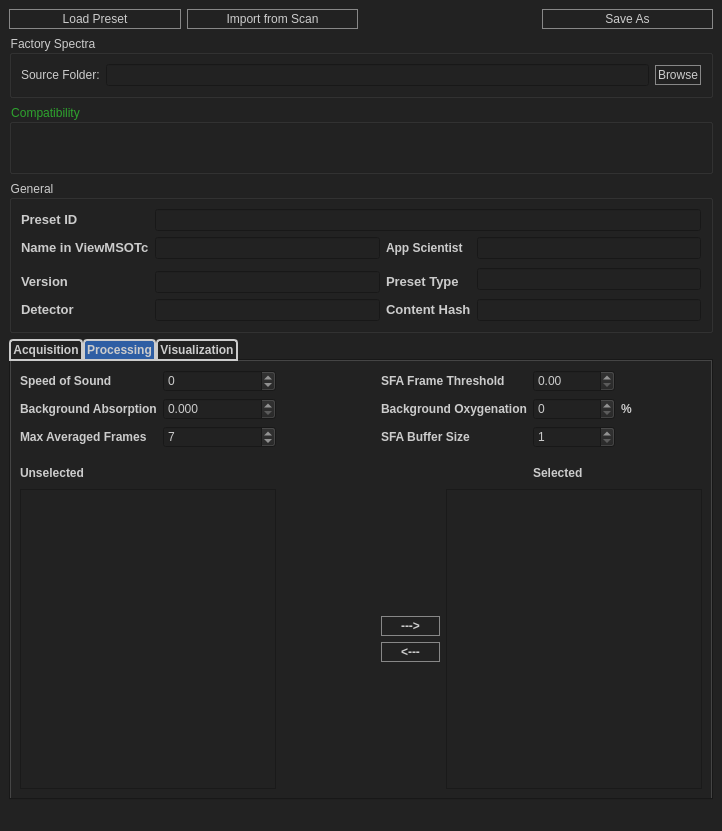
Qt form source/resources/preset_editor.ui (jaytreee/PresetEditor) before a commit.
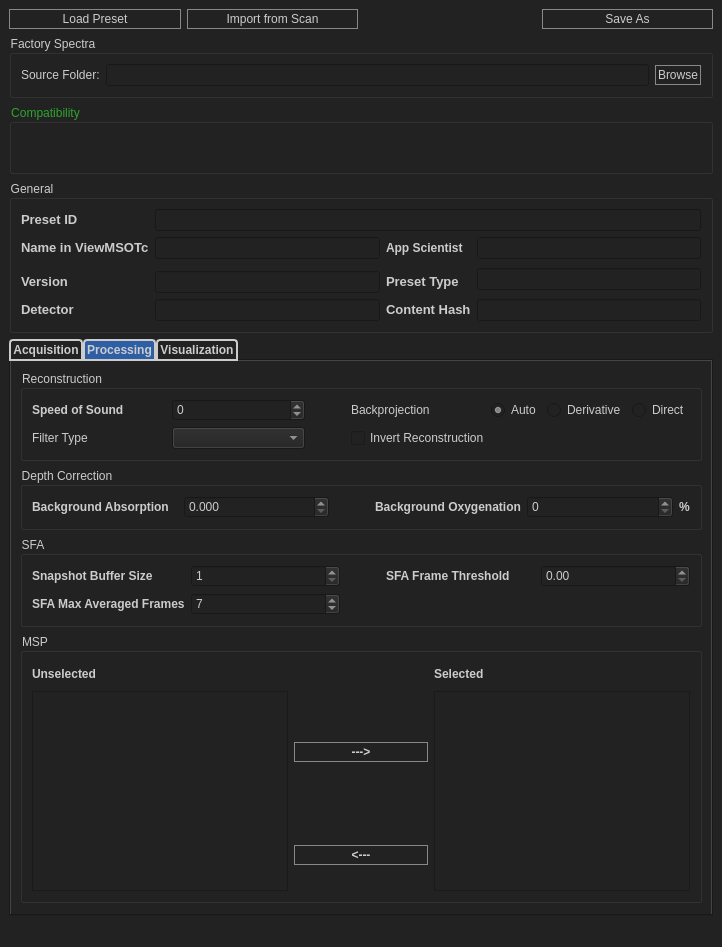
The same form after that commit. The open tabs and pages were chosen to show the change.

Patch:
```diff
--- a/source/resources/preset_editor.ui
+++ b/source/resources/preset_editor.ui
@@ -7,7 +7,7 @@
     <x>0</x>
     <y>0</y>
     <width>722</width>
-    <height>820</height>
+    <height>915</height>
    </rect>
   </property>
   <property name="font">
@@ -268,347 +268,511 @@
         <string>Processing</string>
        </attribute>
        <layout class="QGridLayout" name="gridLayout_8">
-        <item row="4" column="5">
-         <spacer name="verticalSpacer_2">
-          <property name="orientation">
-           <enum>Qt::Vertical</enum>
+        <item row="2" column="0" colspan="3">
+         <widget class="QGroupBox" name="groupBox_9">
+          <property name="title">
+           <string>SFA</string>
           </property>
-          <property name="sizeHint" stdset="0">
-           <size>
-            <width>20</width>
-            <height>40</height>
-           </size>
-          </property>
-         </spacer>
-        </item>
-        <item row="3" column="0">
-         <spacer name="verticalSpacer">
-          <property name="orientation">
-           <enum>Qt::Vertical</enum>
-          </property>
-          <property name="sizeHint" stdset="0">
-           <size>
-            <width>20</width>
-            <height>40</height>
-           </size>
-          </property>
-         </spacer>
-        </item>
-        <item row="0" column="0">
-         <widget class="QLabel" name="label">
-          <property name="font">
-           <font>
-            <weight>75</weight>
-            <bold>true</bold>
-           </font>
-          </property>
-          <property name="toolTip">
-           <string>&lt;html&gt;&lt;head/&gt;&lt;body&gt;&lt;p&gt;User Sound Trim&lt;/p&gt;&lt;/body&gt;&lt;/html&gt;</string>
-          </property>
-          <property name="text">
-           <string>Speed of Sound</string>
-          </property>
-          <property name="buddy">
-           <cstring>userSoundBox</cstring>
-          </property>
-         </widget>
-        </item>
-        <item row="8" column="3">
-         <widget class="QPushButton" name="deleteButton">
-          <property name="font">
-           <font>
-            <weight>75</weight>
-            <bold>true</bold>
-           </font>
-          </property>
-          <property name="toolTip">
-           <string>Remove Item</string>
-          </property>
-          <property name="toolTipDuration">
-           <number>-1</number>
-          </property>
-          <property name="text">
-           <string>&lt;---</string>
-          </property>
-         </widget>
-        </item>
-        <item row="6" column="4" rowspan="4" colspan="3">
-         <widget class="QListWidget" name="selectedList">
-          <property name="sizePolicy">
-           <sizepolicy hsizetype="Preferred" vsizetype="Preferred">
-            <horstretch>0</horstretch>
-            <verstretch>0</verstretch>
-           </sizepolicy>
-          </property>
-          <property name="sortingEnabled">
-           <bool>true</bool>
-          </property>
+          <layout class="QGridLayout" name="gridLayout_13">
+           <item row="1" column="0">
+            <widget class="QLabel" name="label_12">
+             <property name="font">
+              <font>
+               <weight>75</weight>
+               <bold>true</bold>
+              </font>
+             </property>
+             <property name="text">
+              <string>SFA Max Averaged Frames</string>
+             </property>
+            </widget>
+           </item>
+           <item row="0" column="3">
+            <widget class="QLabel" name="label_2">
+             <property name="font">
+              <font>
+               <weight>75</weight>
+               <bold>true</bold>
+              </font>
+             </property>
+             <property name="toolTip">
+              <string>&lt;html&gt;&lt;head/&gt;&lt;body&gt;&lt;p&gt;FRAMECORRTHRES&lt;/p&gt;&lt;/body&gt;&lt;/html&gt;</string>
+             </property>
+             <property name="text">
+              <string>SFA Frame Threshold</string>
+             </property>
+             <property name="buddy">
+              <cstring>SFAFrameThreshBox</cstring>
+             </property>
+            </widget>
+           </item>
+           <item row="0" column="4">
+            <widget class="QDoubleSpinBox" name="SFAFrameThreshBox">
+             <property name="font">
+              <font>
+               <weight>50</weight>
+               <bold>false</bold>
+              </font>
+             </property>
+             <property name="focusPolicy">
+              <enum>Qt::StrongFocus</enum>
+             </property>
+             <property name="maximum">
+              <double>1.000000000000000</double>
+             </property>
+             <property name="singleStep">
+              <double>0.010000000000000</double>
+             </property>
+            </widget>
+           </item>
+           <item row="1" column="1">
+            <widget class="QSpinBox" name="maxavgframes">
+             <property name="focusPolicy">
+              <enum>Qt::StrongFocus</enum>
+             </property>
+             <property name="toolTip">
+              <string>&lt;html&gt;&lt;head/&gt;&lt;body&gt;&lt;p&gt;Set to 1 to make SFA disapear.&lt;/p&gt;&lt;/body&gt;&lt;/html&gt;</string>
+             </property>
+             <property name="minimum">
+              <number>1</number>
+             </property>
+             <property name="maximum">
+              <number>99</number>
+             </property>
+             <property name="value">
+              <number>7</number>
+             </property>
+            </widget>
+           </item>
+           <item row="1" column="2">
+            <spacer name="horizontalSpacer_2">
+             <property name="orientation">
+              <enum>Qt::Horizontal</enum>
+             </property>
+             <property name="sizeType">
+              <enum>QSizePolicy::Fixed</enum>
+             </property>
+             <property name="sizeHint" stdset="0">
+              <size>
+               <width>40</width>
+               <height>20</height>
+              </size>
+             </property>
+            </spacer>
+           </item>
+           <item row="0" column="0">
+            <widget class="QLabel" name="label_13">
+             <property name="font">
+              <font>
+               <weight>75</weight>
+               <bold>true</bold>
+              </font>
+             </property>
+             <property name="focusPolicy">
+              <enum>Qt::StrongFocus</enum>
+             </property>
+             <property name="text">
+              <string>Snapshot Buffer Size</string>
+             </property>
+            </widget>
+           </item>
+           <item row="0" column="1">
+            <widget class="QSpinBox" name="sfabuffersize">
+             <property name="minimum">
+              <number>1</number>
+             </property>
+            </widget>
+           </item>
+          </layout>
          </widget>
         </item>
         <item row="5" column="0">
-         <widget class="QLabel" name="unselectedLabel">
-          <property name="minimumSize">
+         <spacer name="verticalSpacer">
+          <property name="orientation">
+           <enum>Qt::Vertical</enum>
+          </property>
+          <property name="sizeHint" stdset="0">
            <size>
             <width>20</width>
-            <height>20</height>
+            <height>40</height>
            </size>
           </property>
-          <property name="font">
-           <font>
-            <weight>75</weight>
-            <bold>true</bold>
-           </font>
-          </property>
-          <property name="text">
-           <string>Unselected</string>
-          </property>
-          <property name="buddy">
-           <cstring>unselectedList</cstring>
-          </property>
-         </widget>
+         </spacer>
         </item>
-        <item row="1" column="2">
-         <spacer name="horizontalSpacer">
+        <item row="7" column="1">
+         <spacer name="verticalSpacer_2">
           <property name="orientation">
-           <enum>Qt::Horizontal</enum>
+           <enum>Qt::Vertical</enum>
           </property>
           <property name="sizeHint" stdset="0">
            <size>
-            <width>40</width>
-            <height>20</height>
+            <width>20</width>
+            <height>40</height>
            </size>
           </property>
          </spacer>
         </item>
-        <item row="0" column="1">
-         <widget class="QSpinBox" name="userSoundBox">
-          <property name="focusPolicy">
-           <enum>Qt::StrongFocus</enum>
-          </property>
-          <property name="minimum">
-           <number>-150</number>
-          </property>
-          <property name="maximum">
-           <number>150</number>
-          </property>
-         </widget>
-        </item>
-        <item row="0" column="3" colspan="2">
-         <widget class="QLabel" name="label_2">
-          <property name="font">
-           <font>
-            <weight>75</weight>
-            <bold>true</bold>
-           </font>
-          </property>
-          <property name="toolTip">
-           <string>&lt;html&gt;&lt;head/&gt;&lt;body&gt;&lt;p&gt;FRAMECORRTHRES&lt;/p&gt;&lt;/body&gt;&lt;/html&gt;</string>
-          </property>
-          <property name="text">
-           <string>SFA Frame Threshold</string>
-          </property>
-          <property name="buddy">
-           <cstring>SFAFrameThreshBox</cstring>
-          </property>
-         </widget>
-        </item>
-        <item row="7" column="3">
-         <widget class="QPushButton" name="addButton">
-          <property name="font">
-           <font>
-            <weight>75</weight>
-            <bold>true</bold>
-           </font>
-          </property>
-          <property name="toolTip">
-           <string>Add Item</string>
-          </property>
-          <property name="toolTipDuration">
-           <number>-1</number>
-          </property>
-          <property name="text">
-           <string>---&gt;</string>
-          </property>
-         </widget>
-        </item>
-        <item row="1" column="5">
-         <widget class="QSpinBox" name="backgroundOxyBox">
-          <property name="focusPolicy">
-           <enum>Qt::StrongFocus</enum>
-          </property>
-          <property name="maximum">
-           <number>100</number>
-          </property>
-         </widget>
-        </item>
-        <item row="5" column="5">
-         <widget class="QLabel" name="selectedLabel">
-          <property name="font">
-           <font>
-            <weight>75</weight>
-            <bold>true</bold>
-           </font>
-          </property>
-          <property name="text">
-           <string>Selected</string>
-          </property>
-          <property name="buddy">
-           <cstring>selectedList</cstring>
-          </property>
-         </widget>
-        </item>
-        <item row="0" column="5">
-         <widget class="QDoubleSpinBox" name="SFAFrameThreshBox">
-          <property name="font">
-           <font>
-            <weight>50</weight>
-            <bold>false</bold>
-           </font>
-          </property>
-          <property name="focusPolicy">
-           <enum>Qt::StrongFocus</enum>
-          </property>
-          <property name="maximum">
-           <double>1.000000000000000</double>
-          </property>
-          <property name="singleStep">
-           <double>0.010000000000000</double>
-          </property>
-         </widget>
-        </item>
-        <item row="1" column="3" colspan="2">
-         <widget class="QLabel" name="label_4">
-          <property name="font">
-           <font>
-            <weight>75</weight>
-            <bold>true</bold>
-           </font>
-          </property>
-          <property name="text">
-           <string>Background Oxygenation</string>
-          </property>
-          <property name="buddy">
-           <cstring>backgroundOxyBox</cstring>
-          </property>
-         </widget>
-        </item>
-        <item row="1" column="0">
-         <widget class="QLabel" name="label_3">
-          <property name="font">
-           <font>
-            <weight>75</weight>
-            <bold>true</bold>
-           </font>
-          </property>
-          <property name="text">
-           <string>Background Absorption</string>
-          </property>
-          <property name="buddy">
-           <cstring>backgroundAbsorptionBox</cstring>
-          </property>
-         </widget>
-        </item>
-        <item row="6" column="0" rowspan="4" colspan="2">
-         <widget class="QListWidget" name="unselectedList">
-          <property name="sizePolicy">
-           <sizepolicy hsizetype="Preferred" vsizetype="Preferred">
-            <horstretch>0</horstretch>
-            <verstretch>0</verstretch>
-           </sizepolicy>
-          </property>
+        <item row="4" column="0" colspan="3">
+         <widget class="QGroupBox" name="groupBox_10">
           <property name="minimumSize">
            <size>
-            <width>100</width>
-            <height>300</height>
+            <width>0</width>
+            <height>270</height>
            </size>
           </property>
-          <property name="sortingEnabled">
-           <bool>true</bool>
+          <property name="title">
+           <string>MSP</string>
           </property>
+          <layout class="QGridLayout" name="gridLayout_14">
+           <item row="0" column="0">
+            <widget class="QLabel" name="unselectedLabel">
+             <property name="minimumSize">
+              <size>
+               <width>20</width>
+               <height>20</height>
+              </size>
+             </property>
+             <property name="font">
+              <font>
+               <weight>75</weight>
+               <bold>true</bold>
+              </font>
+             </property>
+             <property name="text">
+              <string>Unselected</string>
+             </property>
+             <property name="buddy">
+              <cstring>unselectedList</cstring>
+             </property>
+            </widget>
+           </item>
+           <item row="0" column="2">
+            <widget class="QLabel" name="selectedLabel">
+             <property name="font">
+              <font>
+               <weight>75</weight>
+               <bold>true</bold>
+              </font>
+             </property>
+             <property name="text">
+              <string>Selected</string>
+             </property>
+             <property name="buddy">
+              <cstring>selectedList</cstring>
+             </property>
+            </widget>
+           </item>
+           <item row="1" column="0" rowspan="2">
+            <widget class="QListWidget" name="unselectedList">
+             <property name="sizePolicy">
+              <sizepolicy hsizetype="Preferred" vsizetype="Preferred">
+               <horstretch>0</horstretch>
+               <verstretch>0</verstretch>
+              </sizepolicy>
+             </property>
+             <property name="minimumSize">
+              <size>
+               <width>100</width>
+               <height>200</height>
+              </size>
+             </property>
+             <property name="sortingEnabled">
+              <bool>true</bool>
+             </property>
+            </widget>
+           </item>
+           <item row="1" column="1">
+            <widget class="QPushButton" name="addButton">
+             <property name="font">
+              <font>
+               <weight>75</weight>
+               <bold>true</bold>
+              </font>
+             </property>
+             <property name="toolTip">
+              <string>Add Item</string>
+             </property>
+             <property name="toolTipDuration">
+              <number>-1</number>
+             </property>
+             <property name="text">
+              <string>---&gt;</string>
+             </property>
+            </widget>
+           </item>
+           <item row="1" column="2" rowspan="2">
+            <widget class="QListWidget" name="selectedList">
+             <property name="sizePolicy">
+              <sizepolicy hsizetype="Preferred" vsizetype="Preferred">
+               <horstretch>0</horstretch>
+               <verstretch>0</verstretch>
+              </sizepolicy>
+             </property>
+             <property name="minimumSize">
+              <size>
+               <width>0</width>
+               <height>200</height>
+              </size>
+             </property>
+             <property name="sortingEnabled">
+              <bool>true</bool>
+             </property>
+            </widget>
+           </item>
+           <item row="2" column="1">
+            <widget class="QPushButton" name="deleteButton">
+             <property name="font">
+              <font>
+               <weight>75</weight>
+               <bold>true</bold>
+              </font>
+             </property>
+             <property name="toolTip">
+              <string>Remove Item</string>
+             </property>
+             <property name="toolTipDuration">
+              <number>-1</number>
+             </property>
+             <property name="text">
+              <string>&lt;---</string>
+             </property>
+            </widget>
+           </item>
+          </layout>
          </widget>
         </item>
-        <item row="1" column="1">
-         <widget class="QDoubleSpinBox" name="backgroundAbsorptionBox">
-          <property name="focusPolicy">
-           <enum>Qt::StrongFocus</enum>
+        <item row="0" column="0" colspan="3">
+         <widget class="QGroupBox" name="groupBox_7">
+          <property name="title">
+           <string>Reconstruction</string>
           </property>
-          <property name="decimals">
-           <number>3</number>
-          </property>
-          <property name="maximum">
-           <double>0.100000000000000</double>
-          </property>
-          <property name="singleStep">
-           <double>0.001000000000000</double>
-          </property>
+          <layout class="QGridLayout" name="gridLayout_7">
+           <item row="0" column="0">
+            <widget class="QLabel" name="label">
+             <property name="font">
+              <font>
+               <weight>75</weight>
+               <bold>true</bold>
+              </font>
+             </property>
+             <property name="toolTip">
+              <string>&lt;html&gt;&lt;head/&gt;&lt;body&gt;&lt;p&gt;User Sound Trim&lt;/p&gt;&lt;/body&gt;&lt;/html&gt;</string>
+             </property>
+             <property name="text">
+              <string>Speed of Sound</string>
+             </property>
+             <property name="buddy">
+              <cstring>userSoundBox</cstring>
+             </property>
+            </widget>
+           </item>
+           <item row="0" column="1">
+            <widget class="QSpinBox" name="userSoundBox">
+             <property name="focusPolicy">
+              <enum>Qt::StrongFocus</enum>
+             </property>
+             <property name="minimum">
+              <number>-150</number>
+             </property>
+             <property name="maximum">
+              <number>150</number>
+             </property>
+            </widget>
+           </item>
+           <item row="1" column="0">
+            <widget class="QLabel" name="label_16">
+             <property name="text">
+              <string>Filter Type</string>
+             </property>
+            </widget>
+           </item>
+           <item row="1" column="1">
+            <widget class="QComboBox" name="filterTypeBox"/>
+           </item>
+           <item row="1" column="3" colspan="2">
+            <widget class="QCheckBox" name="invertReconstruction">
+             <property name="toolTip">
+              <string>&lt;html&gt;&lt;head/&gt;&lt;body&gt;&lt;p&gt;Introduced in 1.2.0.27 for more flexibility &lt;/p&gt;&lt;p&gt;&lt;span style=&quot; font-weight:600;&quot;&gt;ONLY USE IF YOU KNOW WHAT YOU ARE DOING&lt;/span&gt;&lt;/p&gt;&lt;/body&gt;&lt;/html&gt;</string>
+             </property>
+             <property name="text">
+              <string>Invert Reconstruction</string>
+             </property>
+            </widget>
+           </item>
+           <item row="0" column="5">
+            <widget class="QRadioButton" name="backprojectionDerivative">
+             <property name="sizePolicy">
+              <sizepolicy hsizetype="Fixed" vsizetype="Fixed">
+               <horstretch>0</horstretch>
+               <verstretch>0</verstretch>
+              </sizepolicy>
+             </property>
+             <property name="text">
+              <string>Derivative</string>
+             </property>
+            </widget>
+           </item>
+           <item row="0" column="4">
+            <widget class="QRadioButton" name="backprojectionAuto">
+             <property name="sizePolicy">
+              <sizepolicy hsizetype="Fixed" vsizetype="Fixed">
+               <horstretch>0</horstretch>
+               <verstretch>0</verstretch>
+              </sizepolicy>
+             </property>
+             <property name="text">
+              <string>Auto</string>
+             </property>
+             <property name="checked">
+              <bool>true</bool>
+             </property>
+            </widget>
+           </item>
+           <item row="0" column="3">
+            <widget class="QLabel" name="label_17">
+             <property name="minimumSize">
+              <size>
+               <width>80</width>
+               <height>0</height>
+              </size>
+             </property>
+             <property name="text">
+              <string>Backprojection</string>
+             </property>
+            </widget>
+           </item>
+           <item row="0" column="6">
+            <widget class="QRadioButton" name="backprojectionDirect">
+             <property name="sizePolicy">
+              <sizepolicy hsizetype="Fixed" vsizetype="Fixed">
+               <horstretch>0</horstretch>
+               <verstretch>0</verstretch>
+              </sizepolicy>
+             </property>
+             <property name="text">
+              <string>Direct</string>
+             </property>
+            </widget>
+           </item>
+           <item row="1" column="2">
+            <spacer name="horizontalSpacer_3">
+             <property name="orientation">
+              <enum>Qt::Horizontal</enum>
+             </property>
+             <property name="sizeType">
+              <enum>QSizePolicy::Fixed</enum>
+             </property>
+             <property name="sizeHint" stdset="0">
+              <size>
+               <width>40</width>
+               <height>20</height>
+              </size>
+             </property>
+            </spacer>
+           </item>
+          </layout>
          </widget>
         </item>
-        <item row="1" column="6">
-         <widget class="QLabel" name="label_5">
-          <property name="font">
-           <font>
-            <weight>75</weight>
-            <bold>true</bold>
-           </font>
+        <item row="1" column="0" colspan="3">
+         <widget class="QGroupBox" name="groupBox_8">
+          <property name="title">
+           <string>Depth Correction</string>
           </property>
-          <property name="text">
-           <string>%</string>
-          </property>
-         </widget>
-        </item>
-        <item row="2" column="0">
-         <widget class="QLabel" name="label_12">
-          <property name="font">
-           <font>
-            <weight>75</weight>
-            <bold>true</bold>
-           </font>
-          </property>
-          <property name="text">
-           <string>Max Averaged Frames</string>
-          </property>
-         </widget>
-        </item>
-        <item row="2" column="1">
-         <widget class="QSpinBox" name="maxavgframes">
-          <property name="focusPolicy">
-           <enum>Qt::StrongFocus</enum>
-          </property>
-          <property name="toolTip">
-           <string>&lt;html&gt;&lt;head/&gt;&lt;body&gt;&lt;p&gt;Set to 1 to make SFA disapear.&lt;/p&gt;&lt;/body&gt;&lt;/html&gt;</string>
-          </property>
-          <property name="minimum">
-           <number>1</number>
-          </property>
-          <property name="maximum">
-           <number>99</number>
-          </property>
-          <property name="value">
-           <number>7</number>
-          </property>
-         </widget>
-        </item>
-        <item row="2" column="3" colspan="2">
-         <widget class="QLabel" name="label_13">
-          <property name="font">
-           <font>
-            <weight>75</weight>
-            <bold>true</bold>
-           </font>
-          </property>
-          <property name="focusPolicy">
-           <enum>Qt::StrongFocus</enum>
-          </property>
-          <property name="text">
-           <string>SFA Buffer Size</string>
-          </property>
-         </widget>
-        </item>
-        <item row="2" column="5">
-         <widget class="QSpinBox" name="sfabuffersize">
-          <property name="minimum">
-           <number>1</number>
-          </property>
+          <layout class="QGridLayout" name="gridLayout_12">
+           <item row="0" column="3">
+            <widget class="QLabel" name="label_4">
+             <property name="font">
+              <font>
+               <weight>75</weight>
+               <bold>true</bold>
+              </font>
+             </property>
+             <property name="text">
+              <string>Background Oxygenation</string>
+             </property>
+             <property name="buddy">
+              <cstring>backgroundOxyBox</cstring>
+             </property>
+            </widget>
+           </item>
+           <item row="0" column="0">
+            <widget class="QLabel" name="label_3">
+             <property name="font">
+              <font>
+               <weight>75</weight>
+               <bold>true</bold>
+              </font>
+             </property>
+             <property name="text">
+              <string>Background Absorption</string>
+             </property>
+             <property name="buddy">
+              <cstring>backgroundAbsorptionBox</cstring>
+             </property>
+            </widget>
+           </item>
+           <item row="0" column="1">
+            <widget class="QDoubleSpinBox" name="backgroundAbsorptionBox">
+             <property name="focusPolicy">
+              <enum>Qt::StrongFocus</enum>
+             </property>
+             <property name="decimals">
+              <number>3</number>
+             </property>
+             <property name="maximum">
+              <double>0.100000000000000</double>
+             </property>
+             <property name="singleStep">
+              <double>0.001000000000000</double>
+             </property>
+            </widget>
+           </item>
+           <item row="0" column="2">
+            <spacer name="horizontalSpacer">
+             <property name="orientation">
+              <enum>Qt::Horizontal</enum>
+             </property>
+             <property name="sizeType">
+              <enum>QSizePolicy::Fixed</enum>
+             </property>
+             <property name="sizeHint" stdset="0">
+              <size>
+               <width>40</width>
+               <height>20</height>
+              </size>
+             </property>
+            </spacer>
+           </item>
+           <item row="0" column="4">
+            <widget class="QSpinBox" name="backgroundOxyBox">
+             <property name="focusPolicy">
+              <enum>Qt::StrongFocus</enum>
+             </property>
+             <property name="maximum">
+              <number>100</number>
+             </property>
+            </widget>
+           </item>
+           <item row="0" column="5">
+            <widget class="QLabel" name="label_5">
+             <property name="sizePolicy">
+              <sizepolicy hsizetype="Fixed" vsizetype="Preferred">
+               <horstretch>0</horstretch>
+               <verstretch>0</verstretch>
+              </sizepolicy>
+             </property>
+             <property name="font">
+              <font>
+               <weight>75</weight>
+               <bold>true</bold>
+              </font>
+             </property>
+             <property name="text">
+              <string>%</string>
+             </property>
+            </widget>
+           </item>
+          </layout>
          </widget>
         </item>
        </layout>
```
Left out of the diff: 740 changed lines with no effect on the pictures.
